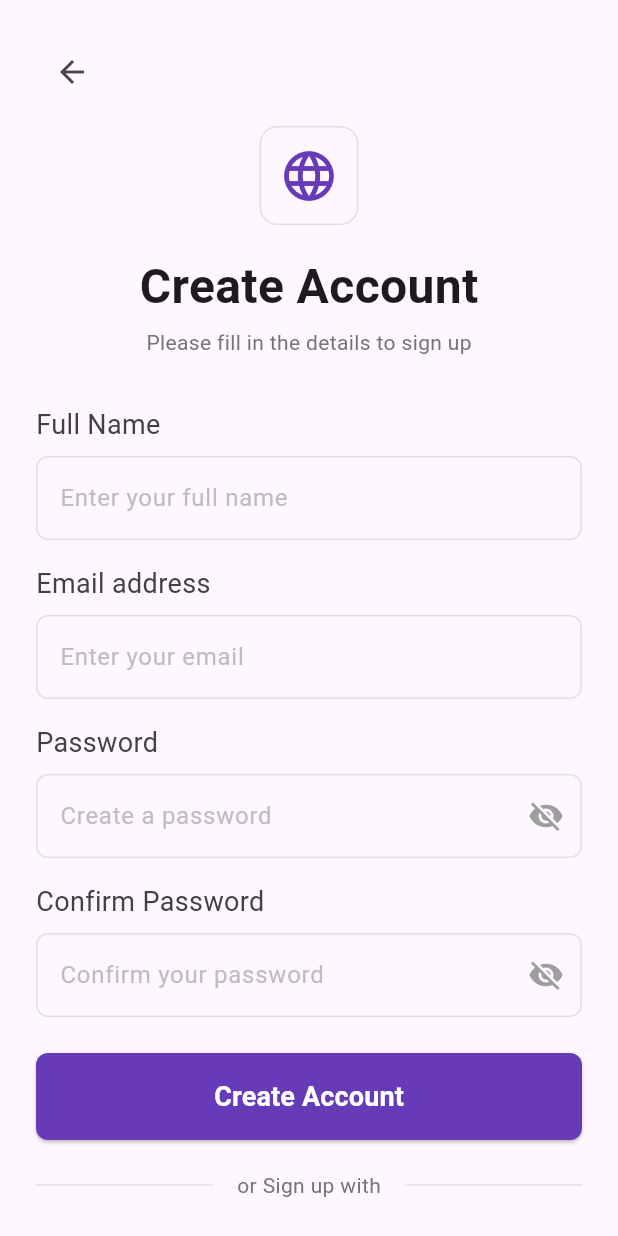
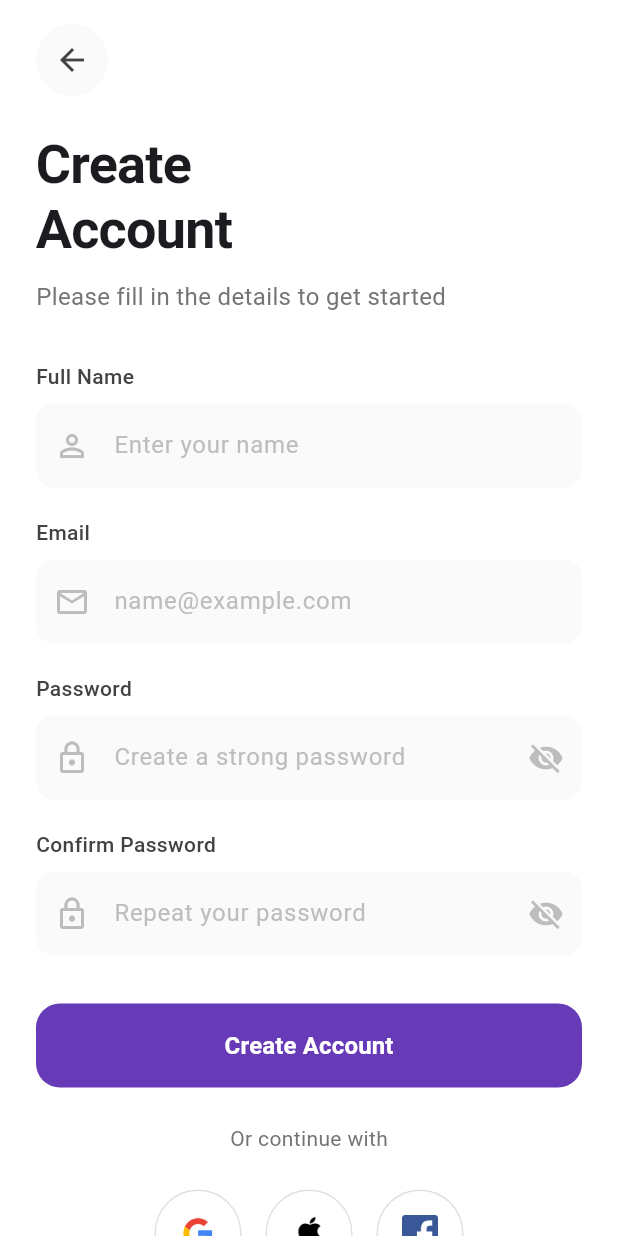
Before and after one commit to Edil-Ayehu/UI-1, a Flutter app: the screen it shows after launch, after a tap on "Create account", on a phone screen of 412 x 824 dp. Run offline on Flutter 3.47's test engine with Material 3 defaults, Android fonts, the phone set to English and light mode, and no system bars.

Commit message:
ui polish

```diff
--- a/lib/pages/signin_page.dart
+++ b/lib/pages/signin_page.dart
@@ -15,47 +15,39 @@ class _SignInPageState extends State<SignInPage> {
   @override
   Widget build(BuildContext context) {
     return Scaffold(
-      backgroundColor: Colors.grey.shade50,
+      backgroundColor: Colors.white,
       body: SafeArea(
         child: Center(
           child: SingleChildScrollView(
-            padding:
-                const EdgeInsets.symmetric(horizontal: 32.0, vertical: 24.0),
+            padding: const EdgeInsets.symmetric(horizontal: 24.0),
             child: Column(
               mainAxisAlignment: MainAxisAlignment.center,
               children: [
-                // App Icon with gradient background
+                // Modern App Icon with subtle gradient
                 Container(
-                  padding: const EdgeInsets.all(16),
+                  padding: const EdgeInsets.all(20),
                   decoration: BoxDecoration(
                     gradient: LinearGradient(
                       colors: [
-                        Colors.deepPurple.shade200,
-                        Colors.deepPurple.shade400
+                        Colors.deepPurple.shade50,
+                        Colors.deepPurple.shade100,
                       ],
                       begin: Alignment.topLeft,
                       end: Alignment.bottomRight,
                     ),
-                    borderRadius: BorderRadius.circular(16),
-                    boxShadow: [
-                      BoxShadow(
-                        color: Colors.deepPurple.withOpacity(0.1),
-                        blurRadius: 20,
-                        offset: const Offset(0, 4),
-                      ),
-                    ],
+                    borderRadius: BorderRadius.circular(20),
                   ),
-                  child:
-                      const Icon(Icons.language, size: 45, color: Colors.white),
+                  child: Icon(Icons.language,
+                      size: 40, color: Colors.deepPurple.shade400),
                 ),
-                const SizedBox(height: 40),
+                const SizedBox(height: 32),
 
-                // Welcome Text with enhanced typography
+                // Refined Welcome Text
                 const Text(
                   'Welcome back',
                   style: TextStyle(
-                    fontSize: 36,
-                    fontWeight: FontWeight.w700,
+                    fontSize: 28,
+                    fontWeight: FontWeight.w600,
                     letterSpacing: -0.5,
                   ),
                 ),
@@ -70,60 +62,23 @@ class _SignInPageState extends State<SignInPage> {
                 ),
                 const SizedBox(height: 48),
 
-                // Email TextField with enhanced design
-                TextField(
-                  decoration: InputDecoration(
-                    labelText: 'Email address',
-                    hintText: 'Enter your email',
-                    hintStyle: TextStyle(color: Colors.grey.shade400),
-                    floatingLabelBehavior: FloatingLabelBehavior.always,
-                    enabledBorder: OutlineInputBorder(
-                      borderRadius: BorderRadius.circular(12),
-                      borderSide: BorderSide(color: Colors.grey.shade200),
-                    ),
-                    focusedBorder: OutlineInputBorder(
-                      borderRadius: BorderRadius.circular(12),
-                      borderSide: const BorderSide(
-                          color: Colors.deepPurple, width: 1.5),
-                    ),
-                    filled: true,
-                    fillColor: Colors.white,
-                    contentPadding: const EdgeInsets.all(20),
-                  ),
-                ),
-                const SizedBox(height: 24),
-
-                // Password TextField with enhanced design
-                TextField(
-                  obscureText: _obscureText,
-                  decoration: InputDecoration(
-                    labelText: 'Password',
-                    hintText: 'Enter your password',
-                    hintStyle: TextStyle(color: Colors.grey.shade400),
-                    floatingLabelBehavior: FloatingLabelBehavior.always,
-                    enabledBorder: OutlineInputBorder(
-                      borderRadius: BorderRadius.circular(12),
-                      borderSide: BorderSide(color: Colors.grey.shade200),
-                    ),
-                    focusedBorder: OutlineInputBorder(
-                      borderRadius: BorderRadius.circular(12),
-                      borderSide: const BorderSide(
-                          color: Colors.deepPurple, width: 1.5),
-                    ),
-                    filled: true,
-                    fillColor: Colors.white,
-                    contentPadding: const EdgeInsets.all(20),
-                    suffixIcon: IconButton(
-                      icon: Icon(
-                        _obscureText ? Icons.visibility_off : Icons.visibility,
-                        color: Colors.grey.shade500,
-                      ),
-                      onPressed: () =>
-                          setState(() => _obscureText = !_obscureText),
-                    ),
-                  ),
+                // Enhanced TextField styling
+                const SizedBox(height: 32),
+                _buildTextField(
+                  label: 'Email',
+                  hint: 'name@example.com',
+                  icon: Icons.email_outlined,
                 ),
                 const SizedBox(height: 16),
+                _buildTextField(
+                  label: 'Password',
+                  hint: 'Enter your password',
+                  icon: Icons.lock_outline,
+                  isPassword: true,
+                  obscureText: _obscureText,
+                  onToggleVisibility: () =>
+                      setState(() => _obscureText = !_obscureText),
+                ),
 
                 // Remember Me and Forgot Password with subtle design
                 Row(
@@ -258,4 +213,53 @@ class _SignInPageState extends State<SignInPage> {
       ),
     );
   }
+
+  // Add this helper method for consistent TextField styling
+  Widget _buildTextField({
+    required String label,
+    required String hint,
+    required IconData icon,
+    bool isPassword = false,
+    bool obscureText = false,
+    VoidCallback? onToggleVisibility,
+  }) {
+    return Column(
+      crossAxisAlignment: CrossAxisAlignment.start,
+      children: [
+        Text(
+          label,
+          style: TextStyle(
+            color: Colors.grey.shade800,
+            fontSize: 14,
+            fontWeight: FontWeight.w500,
+          ),
+        ),
+        const SizedBox(height: 8),
+        TextField(
+          obscureText: isPassword && obscureText,
+          decoration: InputDecoration(
+            hintText: hint,
+            hintStyle: TextStyle(color: Colors.grey.shade400),
+            prefixIcon: Icon(icon, color: Colors.grey.shade400),
+            suffixIcon: isPassword
+                ? IconButton(
+                    icon: Icon(
+                      obscureText ? Icons.visibility_off : Icons.visibility,
+                      color: Colors.grey.shade400,
+                    ),
+                    onPressed: onToggleVisibility,
+                  )
+                : null,
+            border: OutlineInputBorder(
+              borderRadius: BorderRadius.circular(12),
+              borderSide: BorderSide.none,
+            ),
+            filled: true,
+            fillColor: Colors.grey.shade50,
+            contentPadding: const EdgeInsets.all(16),
+          ),
+        ),
+      ],
+    );
+  }
 }
--- a/lib/pages/signup_page.dart
+++ b/lib/pages/signup_page.dart
@@ -15,240 +15,135 @@ class _SignUpPageState extends State<SignUpPage> {
   @override
   Widget build(BuildContext context) {
     return Scaffold(
+      backgroundColor: Colors.white,
       body: SafeArea(
-        child: Center(
         child: SingleChildScrollView(
-            padding: const EdgeInsets.all(24.0),
+          padding: const EdgeInsets.symmetric(horizontal: 24.0),
           child: Column(
-              mainAxisAlignment: MainAxisAlignment.center,
+            crossAxisAlignment: CrossAxisAlignment.start,
             children: [
-                // Back Button
-                Align(
-                  alignment: Alignment.centerLeft,
+              // Minimal Back Button
+              Padding(
+                padding: const EdgeInsets.only(top: 16, bottom: 24),
                 child: IconButton(
-                    icon: const Icon(Icons.arrow_back),
+                  icon: Icon(Icons.arrow_back, color: Colors.grey.shade800),
                   onPressed: () => Navigator.pop(context),
+                  style: IconButton.styleFrom(
+                    backgroundColor: Colors.grey.shade50,
+                    padding: const EdgeInsets.all(12),
+                  ),
+                ),
+              ),
+
+              // Modern Welcome Section
+              const Text(
+                'Create\nAccount',
+                style: TextStyle(
+                  fontSize: 36,
+                  fontWeight: FontWeight.w700,
+                  height: 1.2,
+                  letterSpacing: -0.5,
                 ),
               ),
               const SizedBox(height: 12),
+              Text(
+                'Please fill in the details to get started',
+                style: TextStyle(
+                  color: Colors.grey.shade600,
+                  fontSize: 16,
+                ),
+              ),
+              const SizedBox(height: 32),
 
-                // App Icon
-                Container(
-                  padding: const EdgeInsets.all(12),
-                  decoration: BoxDecoration(
-                    border: Border.all(color: Colors.grey.shade300),
-                    borderRadius: BorderRadius.circular(12),
+              // Enhanced Form Fields
+              _buildTextField(
+                label: 'Full Name',
+                hint: 'Enter your name',
+                icon: Icons.person_outline,
               ),
-                  child: const Icon(Icons.language,
-                      size: 40, color: Colors.deepPurple),
+              const SizedBox(height: 20),
+              _buildTextField(
+                label: 'Email',
+                hint: 'name@example.com',
+                icon: Icons.email_outlined,
               ),
-                const SizedBox(height: 18),
+              const SizedBox(height: 20),
+              _buildTextField(
+                label: 'Password',
+                hint: 'Create a strong password',
+                icon: Icons.lock_outline,
+                isPassword: true,
+                obscureText: _obscureText,
+                onToggleVisibility: () =>
+                    setState(() => _obscureText = !_obscureText),
+              ),
+              const SizedBox(height: 20),
+              _buildTextField(
+                label: 'Confirm Password',
+                hint: 'Repeat your password',
+                icon: Icons.lock_outline,
+                isPassword: true,
+                obscureText: _obscureConfirmText,
+                onToggleVisibility: () =>
+                    setState(() => _obscureConfirmText = !_obscureConfirmText),
+              ),
+              const SizedBox(height: 32),
 
-                // Welcome Text
-                const Text(
+              // Modern Sign Up Button
+              ElevatedButton(
+                onPressed: () {},
+                style: ElevatedButton.styleFrom(
+                  backgroundColor: Colors.deepPurple,
+                  foregroundColor: Colors.white,
+                  minimumSize: const Size(double.infinity, 56),
+                  shape: RoundedRectangleBorder(
+                    borderRadius: BorderRadius.circular(16),
+                  ),
+                  elevation: 0,
+                ),
+                child: const Text(
                   'Create Account',
                   style: TextStyle(
-                    fontSize: 32,
-                    fontWeight: FontWeight.bold,
+                    fontSize: 16,
+                    fontWeight: FontWeight.w600,
                   ),
                 ),
-                const SizedBox(height: 4),
-                Text(
-                  'Please fill in the details to sign up',
+              ),
+              const SizedBox(height: 24),
+
+              // Refined Social Sign Up Section
+              Center(
+                child: Text(
+                  'Or continue with',
                   style: TextStyle(
                     color: Colors.grey.shade600,
                     fontSize: 14,
                   ),
                 ),
-                const SizedBox(height: 32),
-
-                // Form Fields
-                Column(
-                  crossAxisAlignment: CrossAxisAlignment.start,
-                  children: [
-                    // Name Field
-                    Text(
-                      'Full Name',
-                      style: TextStyle(
-                          color: Colors.grey.shade800, fontSize: 18),
-                    ),
-                    const SizedBox(height: 8),
-                    TextField(
-                      decoration: InputDecoration(
-                        hintText: 'Enter your full name',
-                        hintStyle: TextStyle(color: Colors.grey.shade400),
-                        enabledBorder: OutlineInputBorder(
-                          borderRadius: BorderRadius.circular(8),
-                          borderSide: BorderSide(color: Colors.grey.shade300),
-                        ),
-                        focusedBorder: OutlineInputBorder(
-                          borderRadius: BorderRadius.circular(8),
-                          borderSide: BorderSide(color: Colors.grey.shade400),
-                        ),
-                      ),
-                    ),
-                    const SizedBox(height: 16),
-
-                    // Email Field
-                    Text(
-                      'Email address',
-                      style: TextStyle(
-                          color: Colors.grey.shade800, fontSize: 18),
-                    ),
-                    const SizedBox(height: 8),
-                    TextField(
-                      decoration: InputDecoration(
-                        hintText: 'Enter your email',
-                        hintStyle: TextStyle(color: Colors.grey.shade400),
-                        enabledBorder: OutlineInputBorder(
-                          borderRadius: BorderRadius.circular(8),
-                          borderSide: BorderSide(color: Colors.grey.shade300),
-                        ),
-                        focusedBorder: OutlineInputBorder(
-                          borderRadius: BorderRadius.circular(8),
-                          borderSide: BorderSide(color: Colors.grey.shade400),
-                        ),
-                      ),
-                    ),
-                    const SizedBox(height: 16),
-
-                    // Password Field
-                    Text(
-                      'Password',
-                      style: TextStyle(
-                          color: Colors.grey.shade800, fontSize: 18),
-                    ),
-                    const SizedBox(height: 8),
-                    TextField(
-                      obscureText: _obscureText,
-                      decoration: InputDecoration(
-                        hintText: 'Create a password',
-                        hintStyle: TextStyle(color: Colors.grey.shade400),
-                        enabledBorder: OutlineInputBorder(
-                          borderRadius: BorderRadius.circular(8),
-                          borderSide: BorderSide(color: Colors.grey.shade300),
-                        ),
-                        focusedBorder: OutlineInputBorder(
-                          borderRadius: BorderRadius.circular(8),
-                          borderSide: BorderSide(color: Colors.grey.shade400),
-                        ),
-                        suffixIcon: IconButton(
-                          icon: Icon(
-                            _obscureText
-                                ? Icons.visibility_off
-                                : Icons.visibility,
-                            color: Colors.grey.shade500,
-                          ),
-                          onPressed: () {
-                            setState(() {
-                              _obscureText = !_obscureText;
-                            });
-                          },
-                        ),
-                      ),
-                    ),
-                    const SizedBox(height: 16),
-
-                    // Confirm Password Field
-                    Text(
-                      'Confirm Password',
-                      style: TextStyle(
-                          color: Colors.grey.shade800, fontSize: 18),
-                    ),
-                    const SizedBox(height: 8),
-                    TextField(
-                      obscureText: _obscureConfirmText,
-                      decoration: InputDecoration(
-                        hintText: 'Confirm your password',
-                        hintStyle: TextStyle(color: Colors.grey.shade400),
-                        enabledBorder: OutlineInputBorder(
-                          borderRadius: BorderRadius.circular(8),
-                          borderSide: BorderSide(color: Colors.grey.shade300),
-                        ),
-                        focusedBorder: OutlineInputBorder(
-                          borderRadius: BorderRadius.circular(8),
-                          borderSide: BorderSide(color: Colors.grey.shade400),
-                        ),
-                        suffixIcon: IconButton(
-                          icon: Icon(
-                            _obscureConfirmText
-                                ? Icons.visibility_off
-                                : Icons.visibility,
-                            color: Colors.grey.shade500,
-                          ),
-                          onPressed: () {
-                            setState(() {
-                              _obscureConfirmText = !_obscureConfirmText;
-                            });
-                          },
-                        ),
-                      ),
-                    ),
-                  ],
               ),
               const SizedBox(height: 24),
 
-                // Sign Up Button
-                SizedBox(
-                  width: double.infinity,
-                  child: ElevatedButton(
-                    onPressed: () {},
-                    style: ElevatedButton.styleFrom(
-                      backgroundColor: Colors.deepPurple,
-                      foregroundColor: Colors.white,
-                      padding: const EdgeInsets.symmetric(vertical: 16),
-                      shape: RoundedRectangleBorder(
-                        borderRadius: BorderRadius.circular(8),
-                      ),
-                    ),
-                    child: const Text(
-                      'Create Account',
-                      style: TextStyle(
-                        fontWeight: FontWeight.bold,
-                        fontSize: 18,
-                      ),
-                    ),
-                  ),
-                ),
-                const SizedBox(height: 20),
-
-                // Or Divider
-                Row(
-                  children: [
-                    Expanded(child: Divider(color: Colors.grey.shade300)),
-                    Padding(
-                      padding: const EdgeInsets.symmetric(horizontal: 16),
-                      child: Text(
-                        'or Sign up with',
-                        style: TextStyle(color: Colors.grey.shade600),
-                      ),
-                    ),
-                    Expanded(child: Divider(color: Colors.grey.shade300)),
-                  ],
-                ),
-                const SizedBox(height: 24),
-
-                // Social Sign Up Buttons
+              // Modern Social Buttons Row
               const Row(
-                  mainAxisAlignment: MainAxisAlignment.spaceEvenly,
+                mainAxisAlignment: MainAxisAlignment.center,
                 children: [
                   SocialButton(imagePath: 'assets/images/google.png'),
+                  SizedBox(width: 16),
                   SocialButton(imagePath: 'assets/images/apple.png'),
+                  SizedBox(width: 16),
                   SocialButton(imagePath: 'assets/images/fb.png'),
                 ],
               ),
               const SizedBox(height: 24),
 
-                // Sign In Link
-                Row(
+              // Enhanced Sign In Link
+              Center(
+                child: Row(
                   mainAxisAlignment: MainAxisAlignment.center,
                   children: [
                     Text(
                       'Already have an account? ',
-                      style: TextStyle(
-                        color: Colors.grey.shade600,
-                        fontSize: 16,
-                      ),
+                      style: TextStyle(color: Colors.grey.shade600),
                     ),
                     TextButton(
                       onPressed: () => Navigator.pop(context),
@@ -256,18 +151,66 @@ class _SignUpPageState extends State<SignUpPage> {
                         'Sign in',
                         style: TextStyle(
                           color: Colors.deepPurple,
-                          fontWeight: FontWeight.bold,
-                          fontSize: 16,
+                          fontWeight: FontWeight.w600,
                         ),
                       ),
                     ),
                   ],
                 ),
+              ),
             ],
-            ),
           ),
         ),
       ),
     );
   }
+
+  // Helper method for consistent TextField styling
+  Widget _buildTextField({
+    required String label,
+    required String hint,
+    required IconData icon,
+    bool isPassword = false,
+    bool obscureText = false,
+    VoidCallback? onToggleVisibility,
+  }) {
+    return Column(
+      crossAxisAlignment: CrossAxisAlignment.start,
+      children: [
+        Text(
+          label,
+          style: TextStyle(
+            color: Colors.grey.shade800,
+            fontSize: 14,
+            fontWeight: FontWeight.w500,
+          ),
+        ),
+        const SizedBox(height: 8),
+        TextField(
+          obscureText: isPassword && obscureText,
+          decoration: InputDecoration(
+            hintText: hint,
+            hintStyle: TextStyle(color: Colors.grey.shade400),
+            prefixIcon: Icon(icon, color: Colors.grey.shade400),
+            suffixIcon: isPassword
+                ? IconButton(
+                    icon: Icon(
+                      obscureText ? Icons.visibility_off : Icons.visibility,
+                      color: Colors.grey.shade400,
+                    ),
+                    onPressed: onToggleVisibility,
+                  )
+                : null,
+            border: OutlineInputBorder(
+              borderRadius: BorderRadius.circular(12),
+              borderSide: BorderSide.none,
+            ),
+            filled: true,
+            fillColor: Colors.grey.shade50,
+            contentPadding: const EdgeInsets.all(16),
+          ),
+        ),
+      ],
+    );
   }
+}
--- a/pubspec.yaml
+++ b/pubspec.yaml
@@ -34,6 +34,7 @@ dependencies:
   # The following adds the Cupertino Icons font to your application.
   # Use with the CupertinoIcons class for iOS style icons.
   cupertino_icons: ^1.0.8
+  google_fonts: ^6.2.1
 
 dev_dependencies:
   flutter_test:
```
Also changed, not shown: pubspec.lock, 1 other file. Lines whose indentation alone changed are shown as unchanged.
